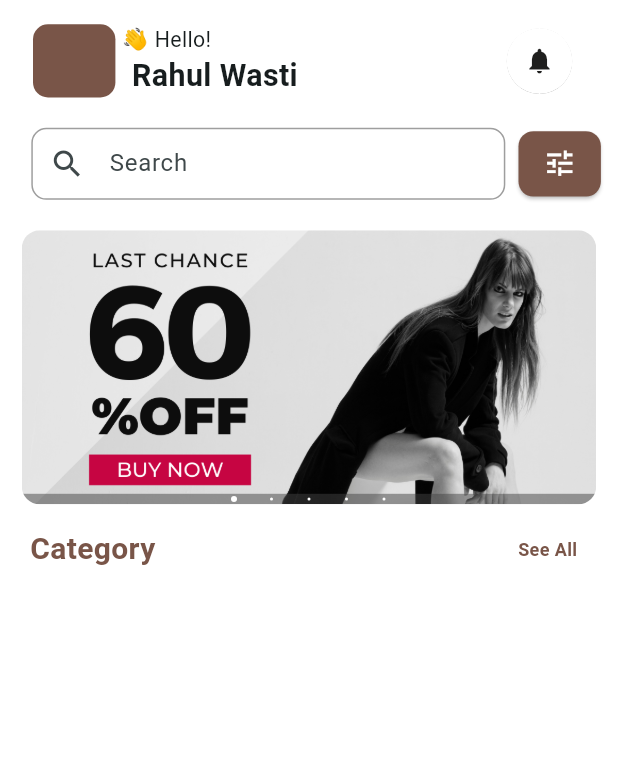
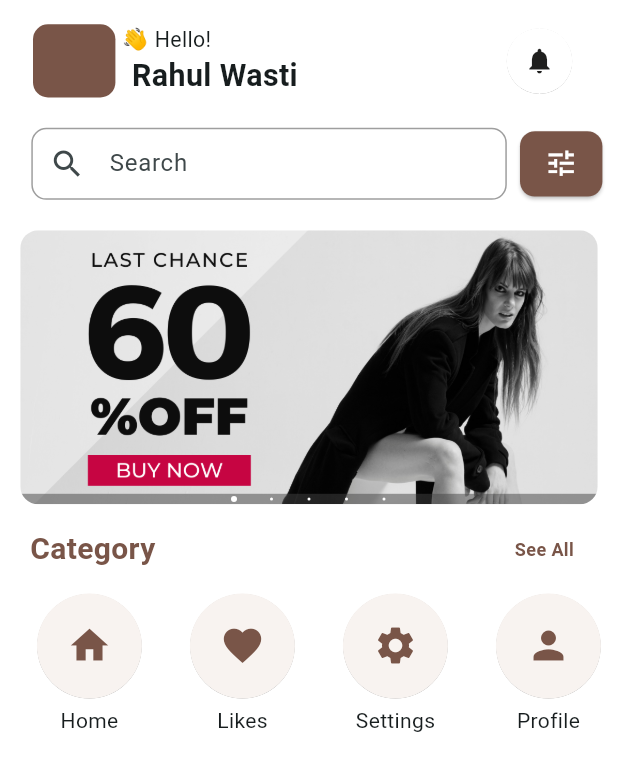
Before and after one commit to Rahulwasti1/CAPSTONE, a Flutter app: the screen it shows after launch, on a phone screen of 412 x 824 dp. Shown: the top 771 px of the screen. Run offline on Flutter 3.47's test engine with Material 3 defaults, Android fonts, the phone set to English and light mode, and no system bars; our stand-ins replace another_carousel_pro, flutter_screenutil.

```diff
--- a/lib/screens/userhome.dart
+++ b/lib/screens/userhome.dart
@@ -1,4 +1,5 @@
 import 'package:another_carousel_pro/another_carousel_pro.dart';
+import 'package:capstone/widget/widget_support.dart';
 import 'package:flutter/material.dart';
 import 'package:flutter_screenutil/flutter_screenutil.dart';
 
@@ -10,6 +11,8 @@ class Userhome extends StatefulWidget {
 }
 
 class _UserhomeState extends State<Userhome> {
+  final CustomListViewBuilder listViewBuilder = CustomListViewBuilder();
+
   @override
   Widget build(BuildContext context) {
     return Scaffold(
@@ -18,7 +21,7 @@ class _UserhomeState extends State<Userhome> {
         child: Column(
           children: [
             Padding(
-              padding: const EdgeInsets.only(left: 22),
+              padding: EdgeInsets.only(left: 22),
               child: Row(
                 children: [
                   SizedBox(height: 80.h),
@@ -72,7 +75,7 @@ class _UserhomeState extends State<Userhome> {
               child: Row(
                 children: [
                   SizedBox(
-                    width: 316,
+                    width: 317,
                     child: TextField(
                       decoration: InputDecoration(
                           prefixIcon: Icon(Icons.search),
@@ -111,7 +114,7 @@ class _UserhomeState extends State<Userhome> {
               children: [
                 SizedBox(
                   height: 180.h,
-                  width: 383,
+                  width: 385,
                   child: ClipRRect(
                     borderRadius: BorderRadius.circular(12),
                     child: AnotherCarousel(
@@ -141,7 +144,7 @@ class _UserhomeState extends State<Userhome> {
                               fontSize: 20,
                               fontWeight: FontWeight.w600,
                               color: Colors.brown)),
-                      SizedBox(width: 220.w),
+                      SizedBox(width: 218.w),
                       Text("See All",
                           style: TextStyle(
                               fontSize: 12,
@@ -149,8 +152,12 @@ class _UserhomeState extends State<Userhome> {
                               color: Colors.brown))
                     ],
                   ),
-                  SizedBox(height: 20.h),
-
+                  SizedBox(height: 15.h),
+                  Column(
+                    children: [
+                      listViewBuilder.buildListView(),
+                    ],
+                  )
                 ],
               ),
             )
--- a/lib/widget/widget_support.dart
+++ b/lib/widget/widget_support.dart
@@ -1,8 +1,55 @@
+import 'package:flutter/material.dart';
+import 'package:flutter_screenutil/flutter_screenutil.dart';
 
+class CustomListViewBuilder {
+  final List<Map<String, dynamic>> buttonData = [
+    {"icon": Icons.home, "text": "Home"},
+    {"icon": Icons.favorite, "text": "Likes"},
+    {"icon": Icons.settings, "text": "Settings"},
+    {"icon": Icons.person, "text": "Profile"},
+  ];
 
-class CustomTextField{
-
-
-
-
+  Widget buildListView() {
+    return Align(
+      child: Transform.translate(
+        offset: Offset(-4.w, 0.h),
+        child: SizedBox(
+          height: 100,
+          child: ListView.separated(
+            scrollDirection: Axis.horizontal,
+            itemCount: buttonData.length,
+            separatorBuilder: (context, index) => SizedBox(width: 14),
+            itemBuilder: (context, index) {
+              return Padding(
+                padding: EdgeInsets.symmetric(horizontal: 5),
+                child: Column(
+                  children: [
+                    ElevatedButton(
+                      onPressed: () {},
+                      style: ElevatedButton.styleFrom(
+                        backgroundColor: Color(0xFFf8f3f0),
+                        elevation: 0.1,
+                        shape: CircleBorder(),
+                        minimumSize: Size(70, 70),
+                      ),
+                      child: Icon(
+                        buttonData[index]["icon"],
+                        size: 30,
+                        color: Colors.brown,
+                      ),
+                    ),
+                    SizedBox(height: 5), // Space between icon & text
+                    Text(
+                      buttonData[index]["text"],
+                      style: TextStyle(fontSize: 14),
+                    ),
+                  ],
+                ),
+              );
+            },
+          ),
+        ),
+      ),
+    );
+  }
 }
```
